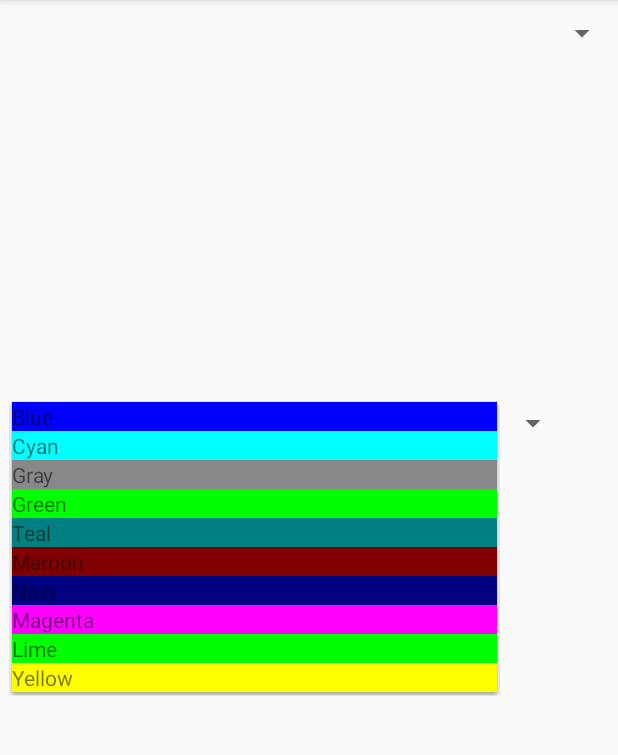
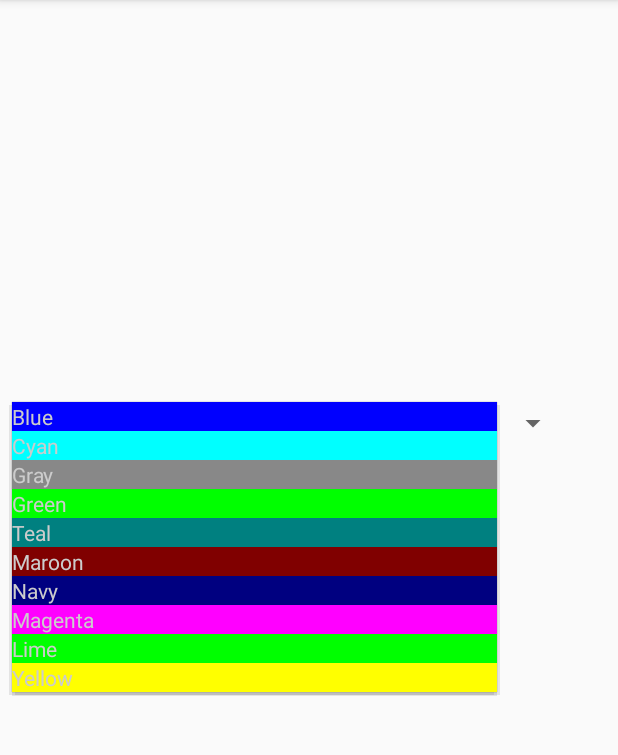
Before and after one commit to J-Ciccone/Cis_3515_ColorPicker, an Android app: the screen it shows after launch (PaletteActivity before the commit, MainActivity after it), after a tap on "Blue", on a phone screen of 412 x 824 dp, the part 84-839 px from its top. Run offline under Robolectric (Android 15) with nearby library versions, the phone set to English and light mode, and no system bars.

```diff
--- a/app/src/main/AndroidManifest.xml
+++ b/app/src/main/AndroidManifest.xml
@@ -9,8 +9,7 @@
         android:roundIcon="@mipmap/cp_icon"
         android:supportsRtl="true"
         android:theme="@style/AppTheme">
-        <activity android:name=".CanvasActivity"></activity>
-        <activity android:name=".PaletteActivity">
+        <activity android:name=".MainActivity">
             <intent-filter>
                 <action android:name="android.intent.action.MAIN" />
 
--- a/app/src/main/java/edu/temple/pickacolor/ColorAdapter.java
+++ b/app/src/main/java/edu/temple/pickacolor/ColorAdapter.java
@@ -47,7 +47,7 @@ public class ColorAdapter extends BaseAdapter {
 
         textView.setText(colorNames[position]);
         textView.setBackgroundColor(Color.parseColor(colors[position]));
-
+        textView.setTextColor(Color.LTGRAY);
         return textView;
     }
 }
--- /dev/null
+++ b/app/src/main/java/edu/temple/pickacolor/MainActivity.java
@@ -0,0 +1,32 @@
+package edu.temple.pickacolor;
+
+import android.os.Bundle;
+import androidx.appcompat.app.AppCompatActivity;
+
+public class MainActivity extends AppCompatActivity implements PaletteFragment.OnColorSelectedListener  {
+
+
+    @Override
+    protected void onCreate(Bundle savedInstanceState) {
+        super.onCreate(savedInstanceState);
+        setContentView(R.layout.activity_main);
+        final String[] colors = getResources().getStringArray(R.array.colors_select);
+        final String[] colorNames = getResources().getStringArray(R.array.color_names);
+
+        PaletteFragment paletteFragment = PaletteFragment.newInstance(colorNames,colors);
+        getSupportFragmentManager().beginTransaction()
+                .add(R.id.activity_main, paletteFragment)
+                .commit();
+    }
+
+    @Override
+    public void onColorSelected(int position) {
+        final String[] colors = getResources().getStringArray(R.array.colors_select);
+        final String[] colorNames = getResources().getStringArray(R.array.color_names);
+        CanvasFragment canvasFragment = CanvasFragment.newInstance(colors, colorNames ,position);
+        getSupportFragmentManager().beginTransaction()
+                .replace(R.id.activity_main, canvasFragment)
+                .addToBackStack(null)
+                .commit();
+    }
+}
--- a/app/src/main/java/edu/temple/pickacolor/PaletteActivity.java
+++ /dev/null
@@ -1,36 +0,0 @@
-package edu.temple.pickacolor;
-
-import android.content.Intent;
-import android.graphics.Color;
-import android.graphics.drawable.ColorDrawable;
-import android.os.Bundle;
-import android.view.View;
-import android.widget.AdapterView;
-import android.widget.Spinner;
-import android.widget.TextView;
-import android.widget.Toast;
-
-import androidx.appcompat.app.AppCompatActivity;
-import androidx.constraintlayout.widget.ConstraintLayout;
-
-public class PaletteActivity extends AppCompatActivity implements PaletteFragment.OnColorSelectedListener  {
-
-
-    @Override
-    protected void onCreate(Bundle savedInstanceState) {
-        super.onCreate(savedInstanceState);
-        setContentView(R.layout.activity_main);
-        final String[] androidColors = getResources().getStringArray(R.array.colors_select);
-        final String[] colorNames = getResources().getStringArray(R.array.color_names);
-
-        PaletteFragment paletteFragment = PaletteFragment.newInstance(colorNames,androidColors);
-        getSupportFragmentManager().beginTransaction()
-                .add(R.id.activity_main, paletteFragment)
-                .commit();
-    }
-
-    @Override
-    public void onColorSelected(int position) {
-
-    }
-}
--- a/app/src/main/java/edu/temple/pickacolor/PaletteFragment.java
+++ b/app/src/main/java/edu/temple/pickacolor/PaletteFragment.java
@@ -13,20 +13,18 @@ import androidx.fragment.app.Fragment;
 public class PaletteFragment extends Fragment {
     String[] colorNames;
     String[] colors;
+    int selected = 0;
+
     private static final String COLOR_NAMES = "colorNames";
     private static final String COLORS = "colors";
     OnColorSelectedListener colorSelectedListener;
 
+    public interface OnColorSelectedListener {
+        void onColorSelected(int position);
+    }
     public PaletteFragment() {
-        // Required empty public constructor
     }
-    /**
-     * Use this factory method to create a new instance of
-     * this fragment using the provided parameters.
-     *
-     * @param colors String.
-     * @return A new instance of fragment PaletteFragment.
-     */
+
     public static PaletteFragment newInstance(String[] colorNames, String[] colors) {
         PaletteFragment paletteFragment = new PaletteFragment();
         Bundle args = new Bundle();
@@ -34,10 +32,6 @@ public class PaletteFragment extends Fragment {
         args.putStringArray(COLORS, colors);
         paletteFragment.setArguments(args);
         return paletteFragment;
-    }
-
-    public interface OnColorSelectedListener {
-        void onColorSelected(int position);
     }
 
     @Override
@@ -55,17 +49,15 @@ public class PaletteFragment extends Fragment {
 
         View view = inflater.inflate(R.layout.palette_fragment_layout, container, false);
         Spinner spinner = view.findViewById(R.id.spinner);
-
         spinner.setAdapter(new ColorAdapter(getActivity()));
-        spinner.setSelection(0, false);
+        spinner.setSelection(selected, false);
 
 
         spinner.setOnItemSelectedListener(new AdapterView.OnItemSelectedListener() {
             @Override
             public void onItemSelected(AdapterView<?> adapterView, View view, int position, long id) {
-
+                selected = position;
                 colorSelectedListener.onColorSelected(position);
-
             }
 
             @Override
--- a/app/src/main/res/layout/activity_main.xml
+++ b/app/src/main/res/layout/activity_main.xml
@@ -4,19 +4,7 @@
     xmlns:tools="http://schemas.android.com/tools"
     android:layout_width="match_parent"
     android:layout_height="match_parent"
-    tools:context=".PaletteActivity"
+    tools:context=".MainActivity"
     android:id="@+id/activity_main">
 
-    <Spinner
-        android:id="@+id/spinner"
-        android:layout_width="match_parent"
-        android:layout_height="wrap_content"
-        android:gravity="start|center_vertical"
-        android:minHeight="44dp"
-        android:paddingLeft="8dp"
-        android:paddingRight="8dp"
-        android:text="Fake Spinner"
-        tools:layout_editor_absoluteX="1dp"
-        tools:layout_editor_absoluteY="418dp" />
-
 </androidx.constraintlayout.widget.ConstraintLayout>
--- a/app/src/main/res/layout/palette_fragment_layout.xml
+++ b/app/src/main/res/layout/palette_fragment_layout.xml
@@ -17,6 +17,8 @@
         android:dropDownWidth="match_parent"
         android:spinnerMode="dropdown"
         android:visibility="visible"
+        android:textAlignment="center"
+        tools:text="COLOR"
         app:layout_constraintEnd_toEndOf="parent"
         app:layout_constraintHorizontal_bias="1.0"
         app:layout_constraintStart_toStartOf="parent"
```
Also changed, not shown: app/src/main/java/edu/temple/pickacolor/CanvasActivity.java (deleted, +0 -32 lines), app/src/main/java/edu/temple/pickacolor/CanvasFragment.java (+56 -0 lines), app/src/main/res/layout/canvas_fragment_layout.xml (added, +25 -0 lines), app/src/main/res/layout/canvas_layout.xml (deleted, +0 -21 lines).
